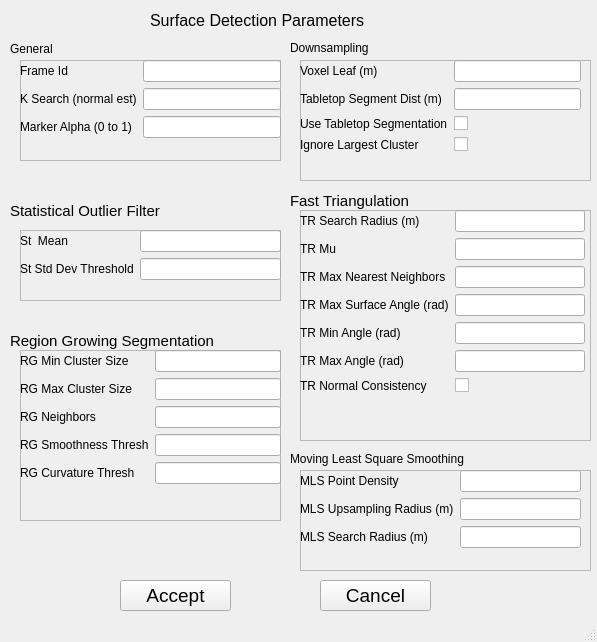
Qt form godel_plugins/src/widgets/surface_detection_configuration.ui (ros-industrial-attic/godel) before a commit.
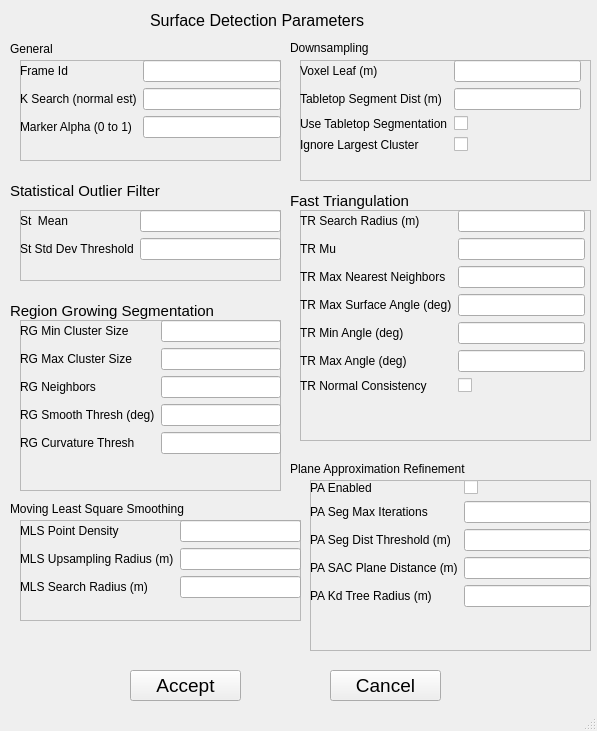
The same form after that commit.

Commit message: added elements to support the new plane approximation refinement parameters in the SurfaceDetectionParameters.msg message definition

What changed in the file:
```diff
--- a/godel_plugins/src/widgets/surface_detection_configuration.ui
+++ b/godel_plugins/src/widgets/surface_detection_configuration.ui
@@ -7,7 +7,7 @@
     <x>0</x>
     <y>0</y>
     <width>597</width>
-    <height>642</height>
+    <height>731</height>
    </rect>
   </property>
   <property name="windowTitle">
@@ -36,7 +36,7 @@
     <property name="geometry">
      <rect>
       <x>10</x>
-      <y>200</y>
+      <y>180</y>
       <width>181</width>
       <height>21</height>
      </rect>
@@ -54,7 +54,7 @@
     <property name="geometry">
      <rect>
       <x>10</x>
-      <y>330</y>
+      <y>300</y>
       <width>211</width>
       <height>21</height>
      </rect>
@@ -115,8 +115,8 @@
    <widget class="QPushButton" name="PushButtonAccept">
     <property name="geometry">
      <rect>
-      <x>120</x>
-      <y>580</y>
+      <x>130</x>
+      <y>670</y>
       <width>111</width>
       <height>31</height>
      </rect>
@@ -133,8 +133,8 @@
    <widget class="QPushButton" name="PushButtonCancel">
     <property name="geometry">
      <rect>
-      <x>320</x>
-      <y>580</y>
+      <x>330</x>
+      <y>670</y>
       <width>111</width>
       <height>31</height>
      </rect>
@@ -151,8 +151,8 @@
    <widget class="QLabel" name="label_16">
     <property name="geometry">
      <rect>
-      <x>290</x>
-      <y>450</y>
+      <x>10</x>
+      <y>500</y>
       <width>221</width>
       <height>17</height>
      </rect>
@@ -165,7 +165,7 @@
     <property name="geometry">
      <rect>
       <x>20</x>
-      <y>350</y>
+      <y>320</y>
       <width>261</width>
       <height>171</height>
      </rect>
@@ -222,7 +222,7 @@
       <item row="3" column="0">
        <widget class="QLabel" name="label_10">
         <property name="text">
-         <string>RG Smoothness Thresh</string>
+         <string>RG Smooth Thresh (deg)</string>
         </property>
        </widget>
       </item>
@@ -246,7 +246,7 @@
     <property name="geometry">
      <rect>
       <x>20</x>
-      <y>230</y>
+      <y>210</y>
       <width>261</width>
       <height>71</height>
      </rect>
@@ -486,7 +486,7 @@
       <item row="3" column="0">
        <widget class="QLabel" name="tRMaxSurfaceAngleLabel">
         <property name="text">
-         <string>TR Max Surface Angle (rad)</string>
+         <string>TR Max Surface Angle (deg)</string>
         </property>
        </widget>
       </item>
@@ -496,7 +496,7 @@
       <item row="4" column="0">
        <widget class="QLabel" name="tRMinAngleLabel">
         <property name="text">
-         <string>TR Min Angle (rad)</string>
+         <string>TR Min Angle (deg)</string>
         </property>
        </widget>
       </item>
@@ -506,7 +506,7 @@
       <item row="5" column="0">
        <widget class="QLabel" name="tRMaxAngleLabel">
         <property name="text">
-         <string>TR Max Angle (rad)</string>
+         <string>TR Max Angle (deg)</string>
         </property>
        </widget>
       </item>
@@ -529,9 +529,9 @@
    <widget class="QFrame" name="frame_6">
     <property name="geometry">
      <rect>
-      <x>300</x>
-      <y>470</y>
-      <width>291</width>
+      <x>20</x>
+      <y>520</y>
+      <width>281</width>
       <height>101</height>
      </rect>
     </property>
@@ -584,22 +584,100 @@
      </layout>
     </widget>
    </widget>
-   <zorder>label</zorder>
-   <zorder>label_2</zorder>
-   <zorder>label_3</zorder>
-   <zorder>label_4</zorder>
-   <zorder>label_11</zorder>
-   <zorder>label_15</zorder>
-   <zorder>PushButtonAccept</zorder>
-   <zorder>PushButtonCancel</zorder>
-   <zorder>label_16</zorder>
-   <zorder>frame</zorder>
-   <zorder>frame_2</zorder>
-   <zorder>frame_3</zorder>
-   <zorder>frame_4</zorder>
-   <zorder>formLayoutWidget_4</zorder>
-   <zorder>frame_5</zorder>
-   <zorder>frame_6</zorder>
+   <widget class="QFrame" name="frame_7">
+    <property name="geometry">
+     <rect>
+      <x>310</x>
+      <y>480</y>
+      <width>281</width>
+      <height>171</height>
+     </rect>
+    </property>
+    <property name="frameShape">
+     <enum>QFrame::StyledPanel</enum>
+    </property>
+    <property name="frameShadow">
+     <enum>QFrame::Raised</enum>
+    </property>
+    <widget class="QWidget" name="formLayoutWidget_7">
+     <property name="geometry">
+      <rect>
+       <x>0</x>
+       <y>0</y>
+       <width>281</width>
+       <height>171</height>
+      </rect>
+     </property>
+     <layout class="QFormLayout" name="FormLayoutRG_3">
+      <property name="fieldGrowthPolicy">
+       <enum>QFormLayout::AllNonFixedFieldsGrow</enum>
+      </property>
+      <item row="2" column="0">
+       <widget class="QLabel" name="label_17">
+        <property name="text">
+         <string>PA Seg Max Iterations</string>
+        </property>
+       </widget>
+      </item>
+      <item row="2" column="1">
+       <widget class="QLineEdit" name="LineEditPaSegMaxIterations"/>
+      </item>
+      <item row="3" column="0">
+       <widget class="QLabel" name="label_18">
+        <property name="text">
+         <string>PA Seg Dist Threshold (m)</string>
+        </property>
+       </widget>
+      </item>
+      <item row="3" column="1">
+       <widget class="QLineEdit" name="LineEditPaSegDistThreshold"/>
+      </item>
+      <item row="4" column="0">
+       <widget class="QLabel" name="label_19">
+        <property name="text">
+         <string>PA SAC Plane Distance (m)</string>
+        </property>
+       </widget>
+      </item>
+      <item row="4" column="1">
+       <widget class="QLineEdit" name="LineEditPaSACPlaneDistance"/>
+      </item>
+      <item row="5" column="0">
+       <widget class="QLabel" name="tRMaxSurfaceAngleLabel_2">
+        <property name="text">
+         <string>PA Kd Tree Radius (m)</string>
+        </property>
+       </widget>
+      </item>
+      <item row="5" column="1">
+       <widget class="QLineEdit" name="LineEditPaKdtreeRadius"/>
+      </item>
+      <item row="1" column="0">
+       <widget class="QLabel" name="label_20">
+        <property name="text">
+         <string>PA Enabled</string>
+        </property>
+       </widget>
+      </item>
+      <item row="1" column="1">
+       <widget class="QCheckBox" name="CheckBoxPaEnabled"/>
+      </item>
+     </layout>
+    </widget>
+   </widget>
+   <widget class="QLabel" name="label_21">
+    <property name="geometry">
+     <rect>
+      <x>290</x>
+      <y>460</y>
+      <width>221</width>
+      <height>17</height>
+     </rect>
+    </property>
+    <property name="text">
+     <string>Plane Approximation Refinement</string>
+    </property>
+   </widget>
   </widget>
   <widget class="QStatusBar" name="statusbar"/>
  </widget>
```
Left out of the diff: 2 changed lines with no effect on the pictures. The commit also changes 1 other file.
